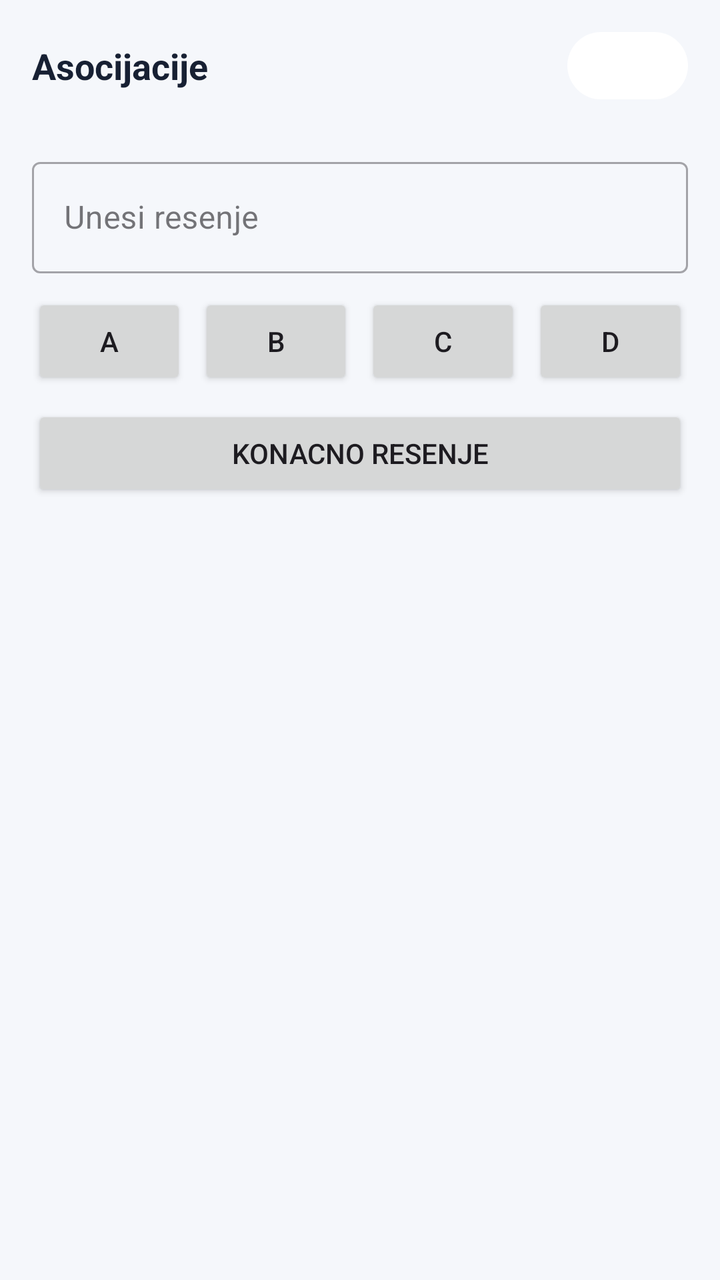
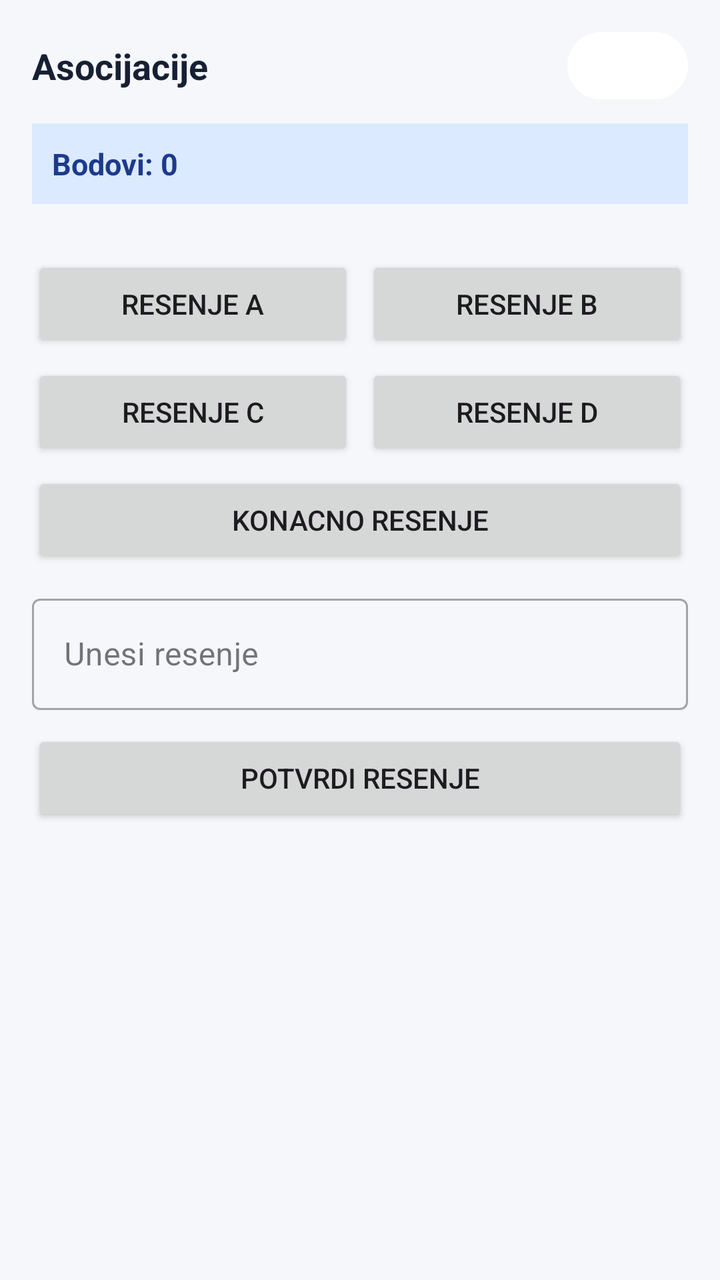

Two renders of the same Android screen: before a commit and after it. Below are the layout's source before the change and the commit's diff.
<!-- AndroidManifest.xml: application theme Theme.MyApplication -->
<!-- res/layout/fragment_asocijacije.xml -->
<?xml version="1.0" encoding="utf-8"?>
<ScrollView xmlns:android="http://schemas.android.com/apk/res/android"
    xmlns:app="http://schemas.android.com/apk/res-auto"
    android:layout_width="match_parent"
    android:layout_height="match_parent"
    android:background="#F5F7FB">

    <LinearLayout
        android:layout_width="match_parent"
        android:layout_height="wrap_content"
        android:orientation="vertical"
        android:padding="16dp">

        <LinearLayout
            android:layout_width="match_parent"
            android:layout_height="wrap_content"
            android:gravity="center_vertical"
            android:orientation="horizontal"
            android:layout_marginBottom="12dp">

            <TextView
                android:id="@+id/tvAsocStatus"
                android:layout_width="0dp"
                android:layout_height="wrap_content"
                android:layout_weight="1"
                android:text="Asocijacije"
                android:textColor="#172033"
                android:textSize="18sp"
                android:textStyle="bold" />

            <TextView
                android:id="@+id/tvAsocTimer"
                android:layout_width="wrap_content"
                android:layout_height="wrap_content"
                android:background="@drawable/bg_timer_pill"
                android:paddingStart="12dp"
                android:paddingTop="6dp"
                android:paddingEnd="12dp"
                android:paddingBottom="6dp"
                android:text="120s"
                android:textColor="@color/white"
                android:textSize="16sp"
                android:textStyle="bold" />
        </LinearLayout>

        <GridLayout
            android:id="@+id/gridAsoc"
            android:layout_width="match_parent"
            android:layout_height="wrap_content"
            android:columnCount="4"
            android:layout_marginBottom="14dp" />

        <com.google.android.material.textfield.TextInputLayout
            android:id="@+id/tilAsocGuess"
            style="@style/Widget.MaterialComponents.TextInputLayout.OutlinedBox"
            android:layout_width="match_parent"
            android:layout_height="wrap_content"
            android:hint="Unesi resenje">

            <com.google.android.material.textfield.TextInputEditText
                android:id="@+id/etAsocGuess"
                android:layout_width="match_parent"
                android:layout_height="wrap_content"
                android:imeOptions="actionDone"
                android:singleLine="true" />
        </com.google.android.material.textfield.TextInputLayout>

        <LinearLayout
            android:layout_width="match_parent"
            android:layout_height="wrap_content"
            android:layout_marginTop="10dp"
            android:orientation="horizontal">

            <Button
                android:id="@+id/btnGuessA"
                android:layout_width="0dp"
                android:layout_height="wrap_content"
                android:layout_weight="1"
                android:text="A" />

            <Button
                android:id="@+id/btnGuessB"
                android:layout_width="0dp"
                android:layout_height="wrap_content"
                android:layout_marginStart="6dp"
                android:layout_weight="1"
                android:text="B" />

            <Button
                android:id="@+id/btnGuessC"
                android:layout_width="0dp"
                android:layout_height="wrap_content"
                android:layout_marginStart="6dp"
                android:layout_weight="1"
                android:text="C" />

            <Button
                android:id="@+id/btnGuessD"
                android:layout_width="0dp"
                android:layout_height="wrap_content"
                android:layout_marginStart="6dp"
                android:layout_weight="1"
                android:text="D" />
        </LinearLayout>

        <Button
            android:id="@+id/btnGuessFinal"
            android:layout_width="match_parent"
            android:layout_height="wrap_content"
            android:layout_marginTop="8dp"
            android:text="Konacno resenje" />
    </LinearLayout>
</ScrollView>
<!-- resources referenced by this layout -->
<resources>
  <color name="white">#FFFFFFFF</color>
  <!-- drawable bg_timer_pill (drawable) -->
  <?xml version="1.0" encoding="utf-8"?>
  <shape xmlns:android="http://schemas.android.com/apk/res/android"
      android:shape="rectangle">
      <solid android:color="#FFFFFF" />
      <corners android:radius="20dp" />
  </shape>
  <style name="Theme.MyApplication" parent="Base.Theme.MyApplication" />
  <style name="Base.Theme.MyApplication" parent="Theme.Material3.DayNight.NoActionBar">
          
          
      </style>
</resources>

<!-- the commit's change to res/layout/fragment_asocijacije.xml (unified diff, before → after) -->
@@ -43,12 +43,82 @@
                 android:textStyle="bold" />
         </LinearLayout>
 
+        <TextView
+            android:id="@+id/tvAsocScore"
+            android:layout_width="match_parent"
+            android:layout_height="wrap_content"
+            android:layout_marginBottom="12dp"
+            android:background="#DBEAFE"
+            android:padding="10dp"
+            android:text="Bodovi: 0"
+            android:textColor="#1E3A8A"
+            android:textSize="15sp"
+            android:textStyle="bold" />
+
         <GridLayout
             android:id="@+id/gridAsoc"
             android:layout_width="match_parent"
             android:layout_height="wrap_content"
             android:columnCount="4"
             android:layout_marginBottom="14dp" />
+
+        <LinearLayout
+            android:id="@+id/layoutAsocTargets"
+            android:layout_width="match_parent"
+            android:layout_height="wrap_content"
+            android:orientation="vertical"
+            android:layout_marginBottom="10dp">
+
+            <LinearLayout
+                android:layout_width="match_parent"
+                android:layout_height="wrap_content"
+                android:orientation="horizontal">
+
+                <Button
+                    android:id="@+id/btnGuessA"
+                    android:layout_width="0dp"
+                    android:layout_height="wrap_content"
+                    android:layout_weight="1"
+                    android:text="Resenje A" />
+
+                <Button
+                    android:id="@+id/btnGuessB"
+                    android:layout_width="0dp"
+                    android:layout_height="wrap_content"
+                    android:layout_marginStart="6dp"
+                    android:layout_weight="1"
+                    android:text="Resenje B" />
+            </LinearLayout>
+
+            <LinearLayout
+                android:layout_width="match_parent"
+                android:layout_height="wrap_content"
+                android:layout_marginTop="6dp"
+                android:orientation="horizontal">
+
+                <Button
+                    android:id="@+id/btnGuessC"
+                    android:layout_width="0dp"
+                    android:layout_height="wrap_content"
+                    android:layout_weight="1"
+                    android:text="Resenje C" />
+
+                <Button
+                    android:id="@+id/btnGuessD"
+                    android:layout_width="0dp"
+                    android:layout_height="wrap_content"
+                    android:layout_marginStart="6dp"
+                    android:layout_weight="1"
+                    android:text="Resenje D" />
+            </LinearLayout>
+
+            <Button
+                android:id="@+id/btnGuessFinal"
+                android:layout_width="match_parent"
+                android:layout_height="wrap_content"
+                android:layout_marginTop="6dp"
+                android:text="Konacno resenje" />
+        </LinearLayout>
 
         <com.google.android.material.textfield.TextInputLayout
             android:id="@+id/tilAsocGuess"
@@ -65,49 +135,11 @@
                 android:singleLine="true" />
         </com.google.android.material.textfield.TextInputLayout>
 
-        <LinearLayout
+        <Button
+            android:id="@+id/btnSubmitAsocGuess"
             android:layout_width="match_parent"
             android:layout_height="wrap_content"
             android:layout_marginTop="10dp"
-            android:orientation="horizontal">
-
-            <Button
-                android:id="@+id/btnGuessA"
-                android:layout_width="0dp"
-                android:layout_height="wrap_content"
-                android:layout_weight="1"
-                android:text="A" />
-
-            <Button
-                android:id="@+id/btnGuessB"
-                android:layout_width="0dp"
-                android:layout_height="wrap_content"
-                android:layout_marginStart="6dp"
-                android:layout_weight="1"
-                android:text="B" />
-
-            <Button
-                android:id="@+id/btnGuessC"
-                android:layout_width="0dp"
-                android:layout_height="wrap_content"
-                android:layout_marginStart="6dp"
-                android:layout_weight="1"
-                android:text="C" />
-
-            <Button
-                android:id="@+id/btnGuessD"
-                android:layout_width="0dp"
-                android:layout_height="wrap_content"
-                android:layout_marginStart="6dp"
-                android:layout_weight="1"
-                android:text="D" />
-        </LinearLayout>
-
-        <Button
-            android:id="@+id/btnGuessFinal"
-            android:layout_width="match_parent"
-            android:layout_height="wrap_content"
-            android:layout_marginTop="8dp"
-            android:text="Konacno resenje" />
+            android:text="Potvrdi resenje" />
     </LinearLayout>
 </ScrollView>
